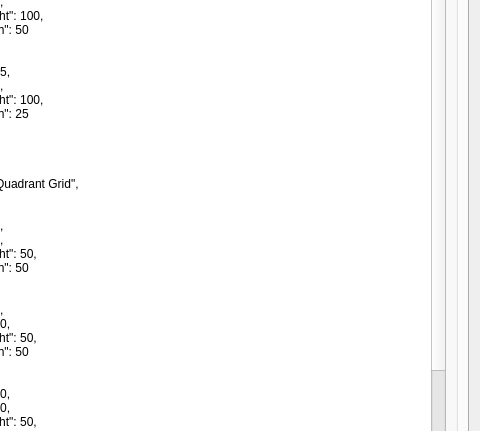
First picture: the form in src/contents/ui/config.ui, repository gerritdevriese/kzones, before the edit; both pictures show x 120 to 600 and y 267 to 698 of the 600 by 800 pixel window.
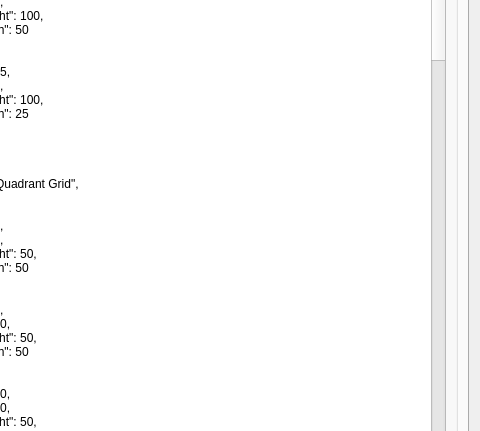
Second picture: the form after the edit. The open tabs and pages were chosen to show the change. Icons and pictures are not drawn.

Commit message: Add "Closest to Zone Center" option and implement zone selection logic

Patch:
```diff
--- a/src/contents/ui/config.ui
+++ b/src/contents/ui/config.ui
@@ -410,6 +410,78 @@
                 &quot;width&quot;: 50
             }
         ]
+    },
+    {
+        &quot;name&quot;: &quot;Ultra Wide Overlapped Grid&quot;,
+        &quot;padding&quot;: 0,
+        &quot;zones&quot;: [
+            {
+                &quot;x&quot;: 0,
+                &quot;y&quot;: 0,
+                &quot;height&quot;: 100,
+                &quot;width&quot;: 25
+            },
+            {
+                &quot;x&quot;: 25,
+                &quot;y&quot;: 0,
+                &quot;height&quot;: 100,
+                &quot;width&quot;: 50
+            },
+            {
+                &quot;x&quot;: 75,
+                &quot;y&quot;: 0,
+                &quot;height&quot;: 100,
+                &quot;width&quot;: 25
+            },
+            {
+                &quot;x&quot;: 0,
+                &quot;y&quot;: 0,
+                &quot;height&quot;: 100,
+                &quot;width&quot;: 50
+            },
+            {
+                &quot;x&quot;: 50,
+                &quot;y&quot;: 0,
+                &quot;height&quot;: 100,
+                &quot;width&quot;: 50
+            },
+            {
+                &quot;x&quot;: 25,
+                &quot;y&quot;: 0,
+                &quot;height&quot;: 100,
+                &quot;width&quot;: 25
+            },
+            {
+                &quot;x&quot;: 50,
+                &quot;y&quot;: 0,
+                &quot;height&quot;: 100,
+                &quot;width&quot;: 25
+            },
+            {
+                &quot;x&quot;: 0,
+                &quot;y&quot;: 50,
+                &quot;height&quot;: 50,
+                &quot;width&quot;: 25
+            },
+            {
+                &quot;x&quot;: 0,
+                &quot;y&quot;: 0,
+                &quot;height&quot;: 50,
+                &quot;width&quot;: 25
+            },
+            {
+                &quot;x&quot;: 75,
+                &quot;y&quot;: 50,
+                &quot;height&quot;: 50,
+                &quot;width&quot;: 25
+            },
+            {
+                &quot;x&quot;: 75,
+                &quot;y&quot;: 0,
+                &quot;height&quot;: 50,
+                &quot;width&quot;: 25
+            }
+        ]
     }
 ]</string>
             </property>
```
Left out of the diff: 5 changed lines with no effect on the pictures. The commit also changes 2 other files.
